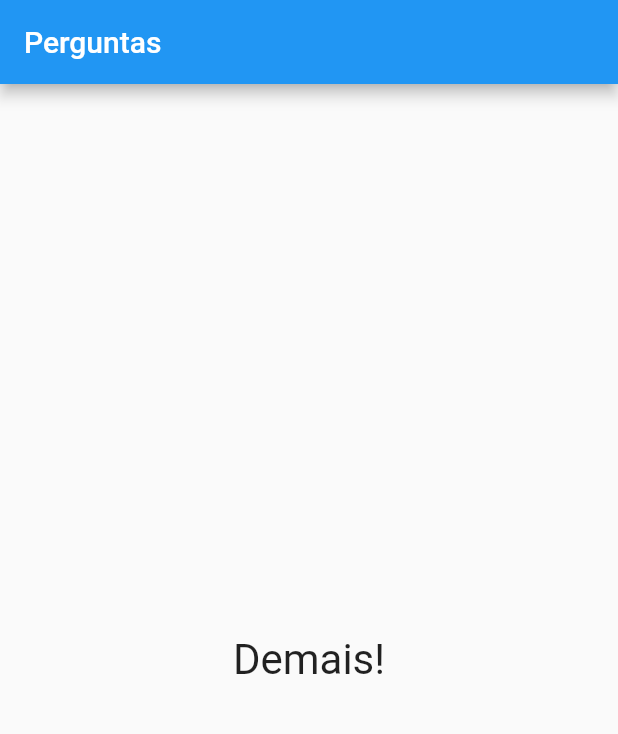
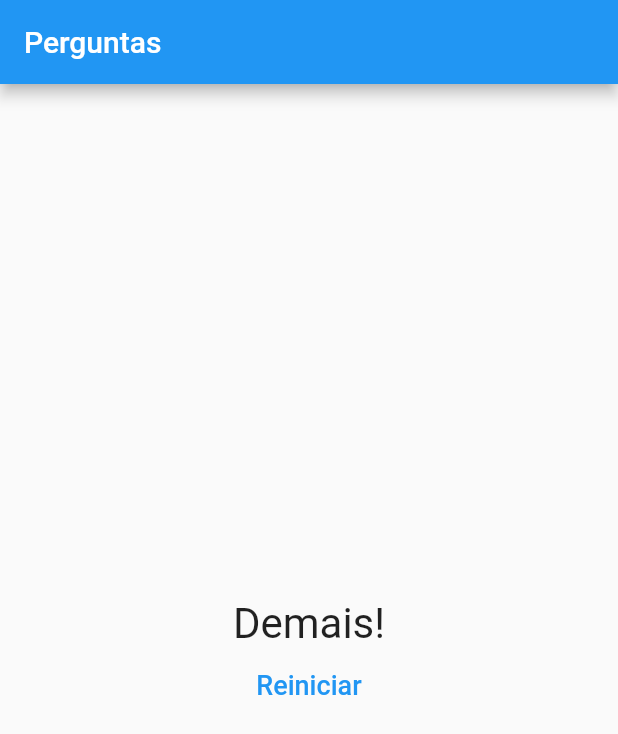
Before and after one commit to Edusu123/projeto_perguntas, a Flutter app: the screen it shows after launch, after a tap on "Preto", after a tap on "Cobra", after a tap on "João", on a phone screen of 412 x 824 dp. Shown: the top 734 px of the screen. Run offline on Flutter 3.47's test engine with Material 2 defaults, Android fonts, the phone set to English and light mode, and no system bars.

Commit message:
Reiniciando Questionário

```diff
--- a/lib/main.dart
+++ b/lib/main.dart
@@ -54,6 +54,13 @@ class _PerguntaAppState extends State<PerguntaApp> {
     print(_pontuacaoTotal);
   }
 
+  void _reiniciarQuestionario() {
+    setState(() {
+      _perguntaSelecionada = 0;
+      _pontuacaoTotal = 0;
+    });
+  }
+
   @override
   Widget build(BuildContext context) {
     return MaterialApp(
@@ -66,7 +73,7 @@ class _PerguntaAppState extends State<PerguntaApp> {
                   perguntas: _perguntas,
                   perguntaSelecionada: _perguntaSelecionada,
                   quantoResponder: _responder)
-              : Resultado(_pontuacaoTotal)),
+              : Resultado(_pontuacaoTotal, _reiniciarQuestionario)),
     );
   }
 }
--- a/lib/resultado.dart
+++ b/lib/resultado.dart
@@ -3,6 +3,7 @@ import 'package:flutter/material.dart';
 
 class Resultado extends StatelessWidget {
   final int pontuacao;
+  final void Function() quandoReiniciarQuestionario;
 
   String get fraseResultado {
     if (pontuacao < 8)
@@ -15,15 +16,26 @@ class Resultado extends StatelessWidget {
       return 'Demais!';
   }
 
-  Resultado(this.pontuacao);
+  Resultado(this.pontuacao, this.quandoReiniciarQuestionario);
 
   @override
   Widget build(BuildContext context) {
-    return Center(
-      child: Text(
-        fraseResultado,
-        style: TextStyle(fontSize: 28),
-      ),
+    return Column(
+      mainAxisAlignment: MainAxisAlignment.center,
+      children: [
+        Center(
+          child: Text(
+            fraseResultado,
+            style: TextStyle(fontSize: 28),
+          ),
+        ),
+        TextButton(
+            child: Text(
+              'Reiniciar',
+              style: TextStyle(color: Colors.blue, fontSize: 18),
+            ),
+            onPressed: quandoReiniciarQuestionario)
+      ],
     );
   }
 }
```
